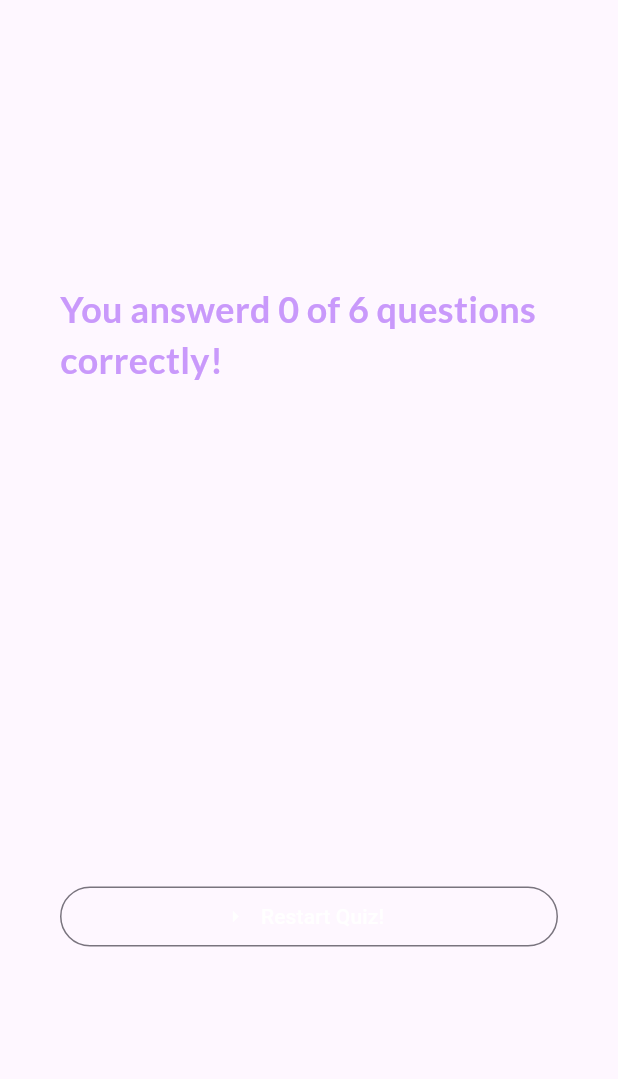
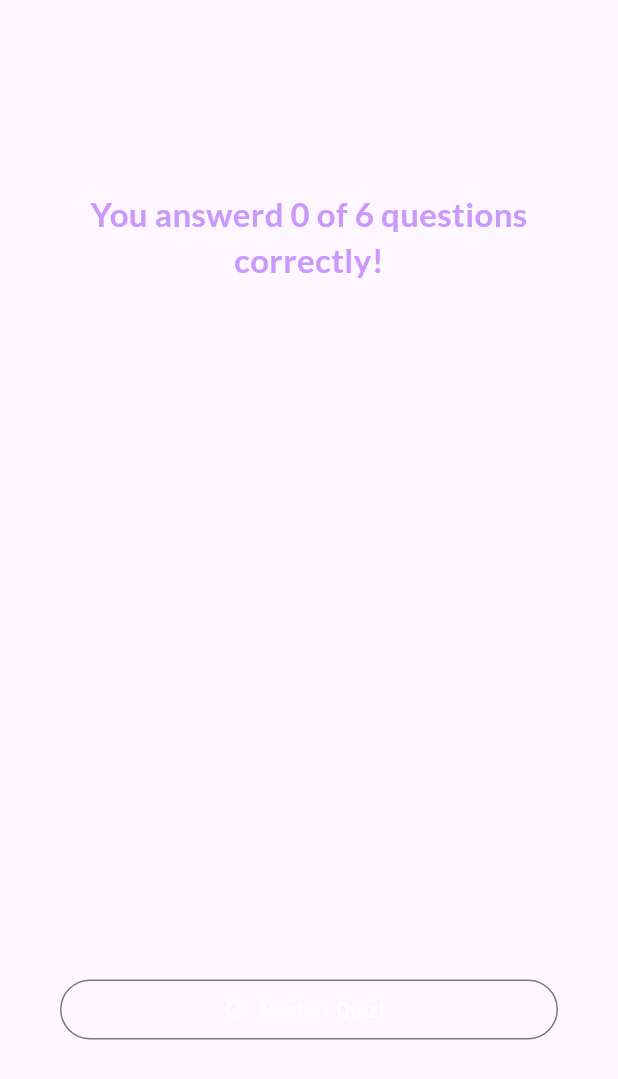
Before and after one commit to yassineelhoubi/quiz_app, a Flutter app: the ResultsScreen widget shown alone on an empty page, opened directly with empty values, on a phone screen of 412 x 824 dp. Shown: the top 1079 px of the screen. Run offline on Flutter 3.47's test engine with Material 3 defaults, Android fonts, the phone set to English and light mode, and no system bars; our stand-ins replace google_fonts.

Commit message:
customize the result screen

```diff
--- a/lib/screens/results_screen.dart
+++ b/lib/screens/results_screen.dart
@@ -37,14 +37,17 @@ class ResultsScreen extends StatelessWidget {
           children: [
             TextTitle(
               "You answerd $numCorrectQuestions of $numTotalQuestions questions correctly!",
+              textAlign: TextAlign.center,
+              fontSize: 22,
             ),
             const SizedBox(height: 30),
             QuestionsSummary(getSummaryData()),
+            const SizedBox(height: 30),
             OutlinedButton.icon(
               onPressed: () {
                 print(chosenAnsers);
               },
-              icon: const Icon(Icons.arrow_right_outlined),
+              icon: const Icon(Icons.refresh),
               label: const Text("Restart Quiz!"),
               style: OutlinedButton.styleFrom(foregroundColor: Colors.white),
             )
```
Also changed, not shown: lib/widgets/questions_summary.dart (+33 -5 lines).
